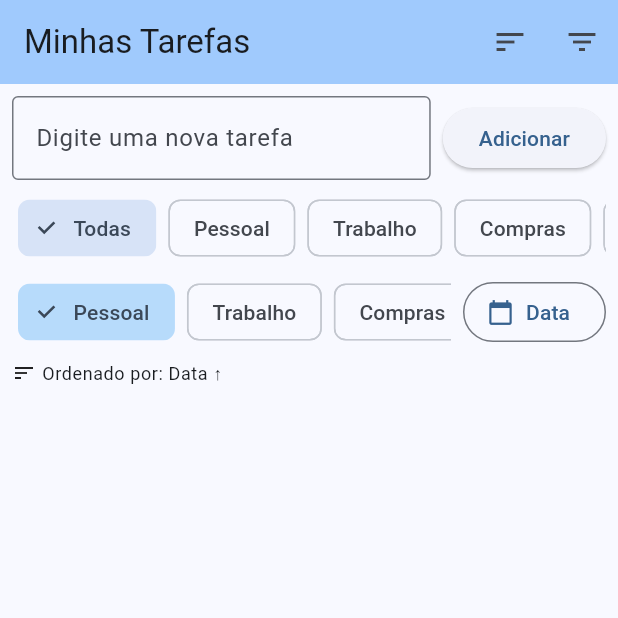
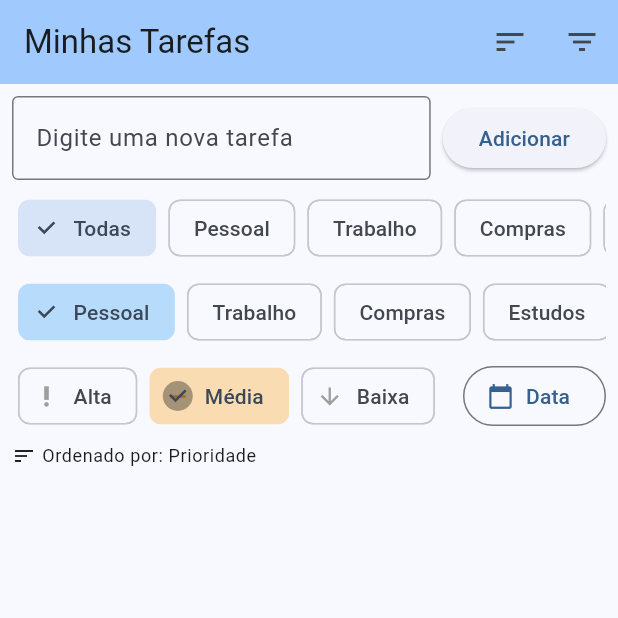
Before and after one commit to z3nr1q/to_do_list, a Flutter app: the screen it shows after launch, after a tap on "Adicionar", on a phone screen of 412 x 824 dp, the top half of it. Run offline on Flutter 3.47's test engine with Material 3 defaults, Android fonts, the phone set to English and light mode, and no system bars; our stand-ins replace shared_preferences.

Commit message:
Adicionando sistema de prioridades com ícones e cores

```diff
--- a/lib/main.dart
+++ b/lib/main.dart
@@ -16,10 +16,52 @@ enum FilterType {
 }
 
 enum SortType {
+  priority,
   dateAsc,
   dateDesc,
   category,
   status,
+}
+
+enum Priority {
+  high,
+  medium,
+  low,
+}
+
+extension PriorityExtension on Priority {
+  String get name {
+    switch (this) {
+      case Priority.high:
+        return 'Alta';
+      case Priority.medium:
+        return 'Média';
+      case Priority.low:
+        return 'Baixa';
+    }
+  }
+
+  Color get color {
+    switch (this) {
+      case Priority.high:
+        return Colors.red;
+      case Priority.medium:
+        return Colors.orange;
+      case Priority.low:
+        return Colors.green;
+    }
+  }
+
+  IconData get icon {
+    switch (this) {
+      case Priority.high:
+        return Icons.priority_high;
+      case Priority.medium:
+        return Icons.remove;
+      case Priority.low:
+        return Icons.arrow_downward;
+    }
+  }
 }
 
 class Category {
@@ -44,12 +86,14 @@ class Todo {
   bool isDone;
   Category category;
   DateTime? dueDate;
+  Priority priority;
 
   Todo({
     required this.text,
     this.isDone = false,
     required this.category,
     this.dueDate,
+    this.priority = Priority.medium,
   });
 
   Map<String, dynamic> toJson() => {
@@ -57,6 +101,7 @@ class Todo {
     'isDone': isDone,
     'category': category.toJson(),
     'dueDate': dueDate?.toIso8601String(),
+    'priority': priority.index,
   };
 
   factory Todo.fromJson(Map<String, dynamic> json) => Todo(
@@ -64,6 +109,7 @@ class Todo {
     isDone: json['isDone'],
     category: Category.fromJson(json['category']),
     dueDate: json['dueDate'] != null ? DateTime.parse(json['dueDate']) : null,
+    priority: Priority.values[json['priority'] ?? Priority.medium.index],
   );
 
   String get dueDateText {
@@ -113,6 +159,8 @@ class Todo {
 
   int compareTo(Todo other, SortType sortType) {
     switch (sortType) {
+      case SortType.priority:
+        return priority.index.compareTo(other.priority.index);
       case SortType.dateAsc:
         if (dueDate == null && other.dueDate == null) return 0;
         if (dueDate == null) return 1;
@@ -163,7 +211,8 @@ class _TodoListPageState extends State<TodoListPage> {
   DateTime? _selectedDate;
   FilterType _currentFilter = FilterType.all;
   Category? _filterCategory;
-  SortType _currentSort = SortType.dateAsc;
+  SortType _currentSort = SortType.priority;
+  Priority _selectedPriority = Priority.medium;
 
   static const List<Category> categories = [
     Category(name: 'Pessoal', color: Colors.blue),
@@ -243,6 +292,7 @@ class _TodoListPageState extends State<TodoListPage> {
           text: text,
           category: _selectedCategory,
           dueDate: _selectedDate,
+          priority: _selectedPriority,
         ));
         _selectedDate = null;
       });
@@ -269,6 +319,8 @@ class _TodoListPageState extends State<TodoListPage> {
 
   String _getSortText() {
     switch (_currentSort) {
+      case SortType.priority:
+        return 'Prioridade';
       case SortType.dateAsc:
         return 'Data ↑';
       case SortType.dateDesc:
@@ -296,6 +348,10 @@ class _TodoListPageState extends State<TodoListPage> {
               });
             },
             itemBuilder: (BuildContext context) => [
+              const PopupMenuItem(
+                value: SortType.priority,
+                child: Text('Prioridade'),
+              ),
               const PopupMenuItem(
                 value: SortType.dateAsc,
                 child: Text('Data (mais próxima)'),
@@ -440,6 +496,42 @@ class _TodoListPageState extends State<TodoListPage> {
                         ),
                       ),
                     ),
+                  ],
+                ),
+                const SizedBox(height: 8),
+                Row(
+                  children: [
+                    Expanded(
+                      child: SingleChildScrollView(
+                        scrollDirection: Axis.horizontal,
+                        child: Row(
+                          children: Priority.values.map((priority) {
+                            return Padding(
+                              padding: const EdgeInsets.symmetric(horizontal: 4),
+                              child: ChoiceChip(
+                                avatar: Icon(
+                                  priority.icon,
+                                  size: 18,
+                                  color: _selectedPriority == priority
+                                      ? priority.color
+                                      : Colors.grey,
+                                ),
+                                label: Text(priority.name),
+                                selected: _selectedPriority == priority,
+                                selectedColor: priority.color.withOpacity(0.3),
+                                onSelected: (selected) {
+                                  if (selected) {
+                                    setState(() {
+                                      _selectedPriority = priority;
+                                    });
+                                  }
+                                },
+                              ),
+                            );
+                          }).toList(),
+                        ),
+                      ),
+                    ),
                     const SizedBox(width: 8),
                     OutlinedButton.icon(
                       onPressed: () => _selectDate(context),
@@ -472,9 +564,20 @@ class _TodoListPageState extends State<TodoListPage> {
               itemBuilder: (context, index) {
                 final todo = _filteredAndSortedTodos[index];
                 return ListTile(
-                  leading: Checkbox(
-                    value: todo.isDone,
-                    onChanged: (_) => _toggleTodo(index),
+                  leading: Row(
+                    mainAxisSize: MainAxisSize.min,
+                    children: [
+                      Icon(
+                        todo.priority.icon,
+                        color: todo.priority.color,
+                        size: 20,
+                      ),
+                      const SizedBox(width: 8),
+                      Checkbox(
+                        value: todo.isDone,
+                        onChanged: (_) => _toggleTodo(index),
+                      ),
+                    ],
                   ),
                   title: Text(
                     todo.text,
```
